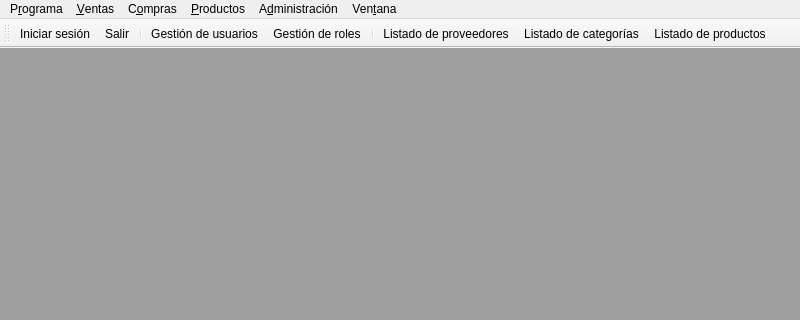
Before: the Qt Designer form forms/mainwindow.ui in santiagogonzalezsuarez/MarpajarosTPV, drawn with Qt 5; both pictures show x 0 to 800 and y 0 to 320 of the 800 by 600 pixel window.
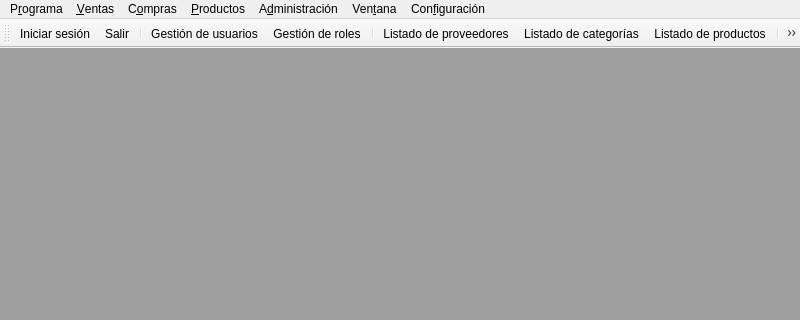
After: the same form once the commit is applied. Icons and pictures are not drawn.

Commit message: Añadida ventana de configuración

Diff of the .ui file:
```diff
--- a/forms/mainwindow.ui
+++ b/forms/mainwindow.ui
@@ -118,12 +118,19 @@
     <addaction name="actionCerrar_todo"/>
     <addaction name="separator"/>
    </widget>
+   <widget class="QMenu" name="menuCon_figuraci_n">
+    <property name="title">
+     <string>Con&amp;figuración</string>
+    </property>
+    <addaction name="action_Configuracion_de_la_aplicacion"/>
+   </widget>
    <addaction name="menu_Programa"/>
    <addaction name="menu_Ventas"/>
    <addaction name="menu_Compras"/>
    <addaction name="menu_Productos"/>
    <addaction name="menu_Administracion"/>
    <addaction name="menu_Ventana"/>
+   <addaction name="menuCon_figuraci_n"/>
   </widget>
   <widget class="QStatusBar" name="statusbar"/>
   <widget class="QToolBar" name="toolBar">
@@ -145,6 +152,8 @@
    <addaction name="actionListado_de_proveedores"/>
    <addaction name="actionListado_de_categorias"/>
    <addaction name="actionListado_de_productos"/>
+   <addaction name="separator"/>
+   <addaction name="action_Configuracion_de_la_aplicacion"/>
   </widget>
   <action name="action_Iniciar_sesion">
    <property name="icon">
@@ -263,6 +272,14 @@
     <string>Cerrar &amp;todo</string>
    </property>
   </action>
+  <action name="action_Configuracion_de_la_aplicacion">
+   <property name="icon">
+    <iconset theme="applications-other"/>
+   </property>
+   <property name="text">
+    <string>&amp;Configuración de la aplicación</string>
+   </property>
+  </action>
  </widget>
  <resources>
   <include location="../Resources.qrc"/>
```
Left out of the diff: 17 changed lines with no effect on the pictures. The commit also changes 12 other files.
